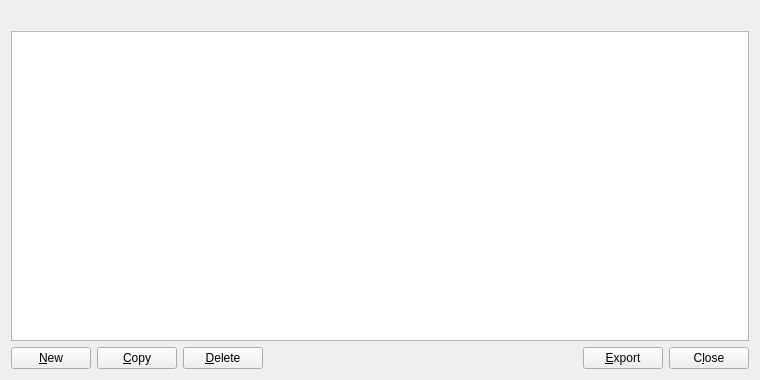
Above: src/qt/forms/addressbookpage.ui from navcoin/navcoin-core before the change. Below: the same form after it.
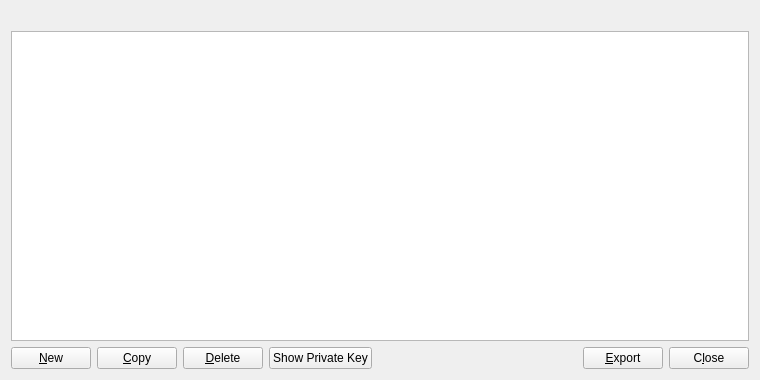
That is the form after the change. Icons and pictures are not drawn.

Commit message: gui: #124 export private key

Diff of the .ui file:
```diff
--- a/src/qt/forms/addressbookpage.ui
+++ b/src/qt/forms/addressbookpage.ui
@@ -117,6 +117,13 @@
        </property>
       </widget>
      </item>
+     <item>
+      <widget class="QPushButton" name="showPrivateKey">
+       <property name="text">
+        <string>Show Private Key</string>
+       </property>
+      </widget>
+     </item>
      <item>
       <spacer name="horizontalSpacer">
        <property name="orientation">
```
The commit also changes 4 other files.
